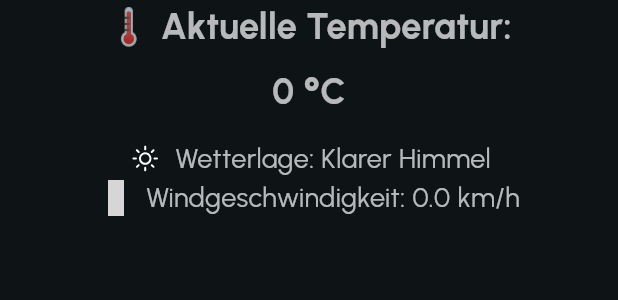
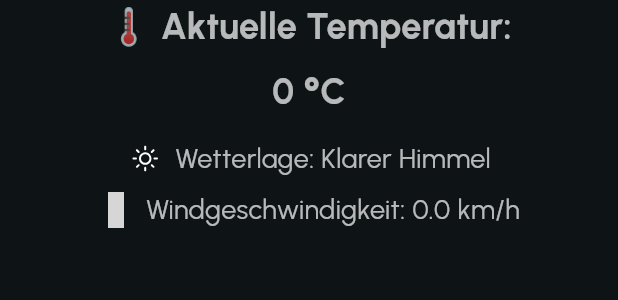
Before and after one commit to jessicaernst/weather_app, a Flutter app: the CurrentWeatherInfo widget shown alone on an empty page, opened directly with empty values, on a phone screen of 412 x 824 dp. Shown: the top 300 px of the screen. Run offline on Flutter 3.47's test engine with Material 3 defaults, Android fonts, the phone set to English and light mode, and no system bars; our stand-ins replace flutter_riverpod, freezed_annotation, geolocator, google_fonts, riverpod, riverpod_annotation and 2 more; accounts and stored records are empty; generated files the repository leaves out were written again; grey boxes are pictures that could not be loaded.

Commit message:
fix: add ui fix for current weather

```diff
--- a/lib/presentation/widgets/current_weather_info.dart
+++ b/lib/presentation/widgets/current_weather_info.dart
@@ -37,7 +37,7 @@ class CurrentWeatherInfo extends StatelessWidget {
             ),
           ],
         ),
-
+        const SizedBox(height: 8), // Abstand für bessere Lesbarkeit
         // 🌬 Windgeschwindigkeit anzeigen (z. B. "10 km/h")
         Row(
           mainAxisAlignment: MainAxisAlignment.center,
```
